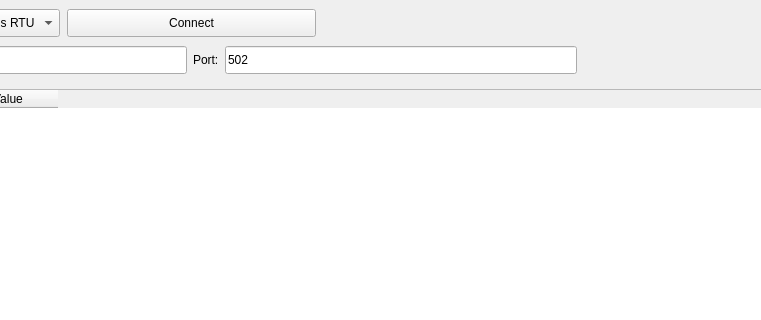
The window that ModbusSlaveSimulator/mainwindow.ui (sundayzsy/DeviceCtrlService) describes before a commit, drawn with Qt 5; both pictures show x 252 to 1013 and y 0 to 320 of the 1200 by 800 pixel window.
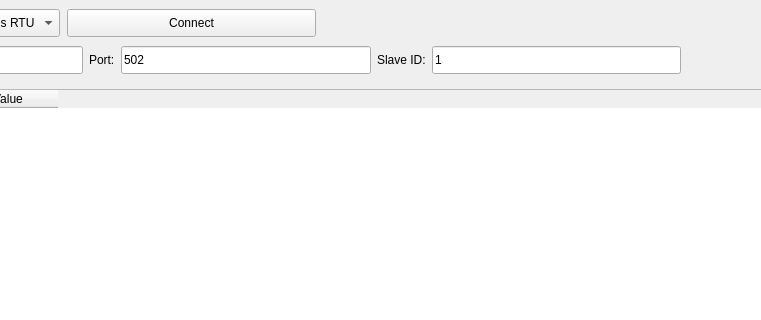
The same window after the commit. The open tabs and pages were chosen to show the change.

```diff
--- a/ModbusSlaveSimulator/mainwindow.ui
+++ b/ModbusSlaveSimulator/mainwindow.ui
@@ -246,6 +246,32 @@
             </property>
            </widget>
           </item>
+          <item>
+           <widget class="QLabel" name="label_7">
+            <property name="text">
+             <string>Slave ID:</string>
+            </property>
+           </widget>
+          </item>
+          <item>
+           <widget class="QLineEdit" name="tcpSlaveIdEdit">
+            <property name="minimumSize">
+             <size>
+              <width>0</width>
+              <height>28</height>
+             </size>
+            </property>
+            <property name="maximumSize">
+             <size>
+              <width>16777215</width>
+              <height>28</height>
+             </size>
+            </property>
+            <property name="text">
+             <string>1</string>
+            </property>
+           </widget>
+          </item>
           <item>
            <spacer name="horizontalSpacer_3">
             <property name="orientation">
```
